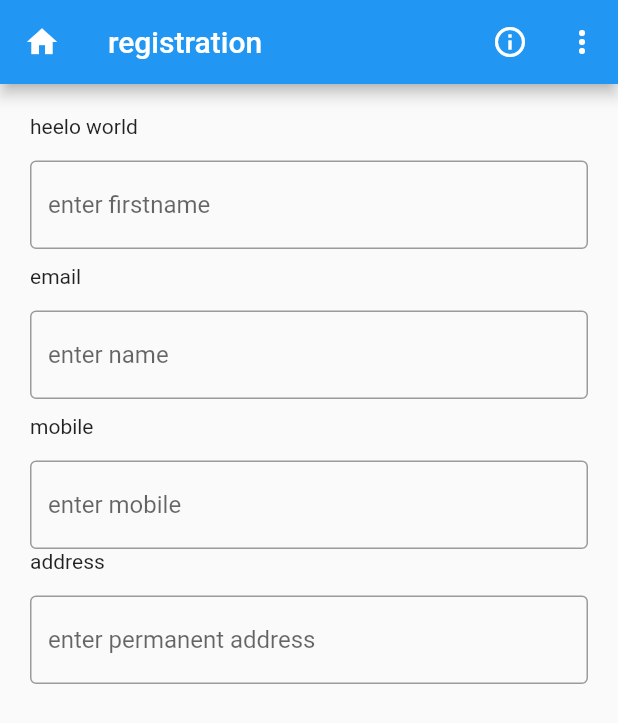
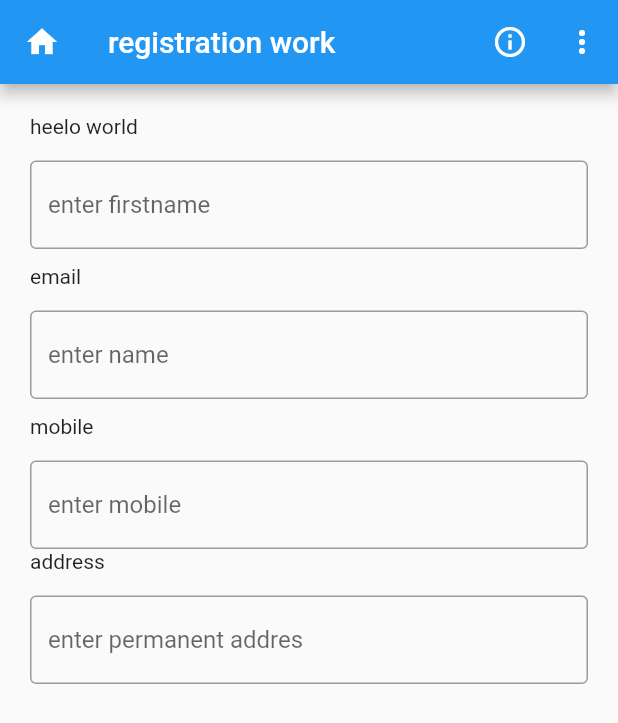
Before and after one commit to pranav9528/sagar, a Flutter app: the screen it shows after launch, on a phone screen of 412 x 824 dp. Shown: the top 723 px of the screen. Run offline on Flutter 3.47's test engine with Material 2 defaults, Android fonts, the phone set to English and light mode, and no system bars.

Commit message:
registration changed to registration work

```diff
--- a/repo1/lib/main.dart
+++ b/repo1/lib/main.dart
@@ -42,7 +42,7 @@ class _RegisterPageState extends State<RegisterPage> {
             onPressed: () {},
             icon: const Icon(Icons.home),
           ),
-          title: Text("registration "),
+          title: Text("registration work "),
           actions: [
             IconButton(
               onPressed: () {},
@@ -103,7 +103,7 @@ class _RegisterPageState extends State<RegisterPage> {
               TextField(
                 decoration: const InputDecoration(
                   border: OutlineInputBorder(),
-                  hintText: 'enter permanent address ',
+                  hintText: 'enter permanent addres ',
                 ),
               ),
               SizedBox(
```
